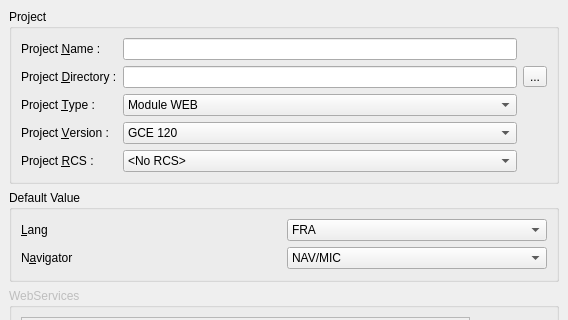
First picture: the form in ui/projectproperty.ui, repository phoenix741/xinx, before the edit; both pictures show x 0 to 568 and y 0 to 320 of the 568 by 542 pixel window.
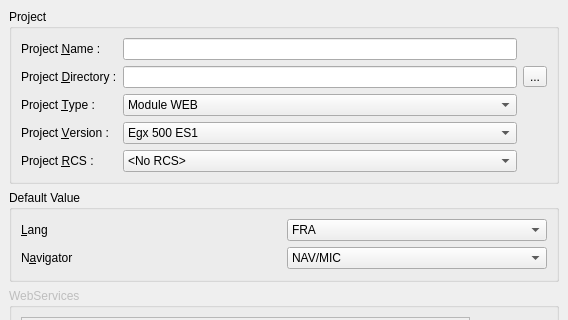
Second picture: the form after the edit. Icons and pictures are not drawn.

Diff of the .ui file:
```diff
--- a/ui/projectproperty.ui
+++ b/ui/projectproperty.ui
@@ -63,7 +63,7 @@
       <item row="3" column="1" >
        <widget class="QComboBox" name="m_projectVersionCombo" >
         <property name="currentIndex" >
-         <number>3</number>
+         <number>0</number>
         </property>
         <item>
          <property name="text" >
```
Left out of the diff: 10 changed lines with no effect on the pictures.
